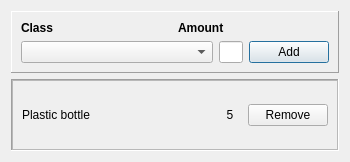
Qt form alertDialogBox.ui (grandonblake/littereye) before a commit.
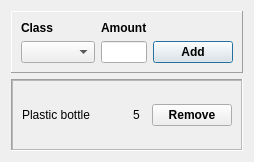
The same form after that commit.

Commit message: finally finished setAlert dialog

Diff of the .ui file:
```diff
--- a/alertDialogBox.ui
+++ b/alertDialogBox.ui
@@ -6,60 +6,37 @@
    <rect>
     <x>0</x>
     <y>0</y>
-    <width>350</width>
-    <height>124</height>
+    <width>254</width>
+    <height>120</height>
    </rect>
   </property>
   <property name="minimumSize">
    <size>
-    <width>350</width>
+    <width>0</width>
     <height>0</height>
    </size>
   </property>
   <property name="maximumSize">
    <size>
-    <width>350</width>
+    <width>16777215</width>
     <height>16777215</height>
    </size>
   </property>
   <property name="windowTitle">
    <string>Dialog</string>
   </property>
-  <layout class="QVBoxLayout" name="verticalLayout" stretch="0,0">
+  <layout class="QVBoxLayout" name="verticalLayout" stretch="2,8">
    <item>
     <widget class="QFrame" name="frame">
-     <property name="sizePolicy">
-      <sizepolicy hsizetype="Preferred" vsizetype="Fixed">
-       <horstretch>0</horstretch>
-       <verstretch>0</verstretch>
-      </sizepolicy>
-     </property>
      <property name="frameShape">
       <enum>QFrame::Panel</enum>
      </property>
      <property name="frameShadow">
       <enum>QFrame::Raised</enum>
      </property>
-     <layout class="QVBoxLayout" name="verticalLayout_2">
-      <item>
-       <layout class="QHBoxLayout" name="horizontalLayout" stretch="5,5">
-        <property name="sizeConstraint">
-         <enum>QLayout::SetDefaultConstraint</enum>
-        </property>
-        <item>
+     <layout class="QGridLayout" name="gridLayout" rowstretch="5,5" columnstretch="8,1,1">
+      <item row="0" column="0">
          <widget class="QLabel" name="label">
-          <property name="sizePolicy">
-           <sizepolicy hsizetype="Preferred" vsizetype="Preferred">
-            <horstretch>0</horstretch>
-            <verstretch>0</verstretch>
-           </sizepolicy>
-          </property>
-          <property name="minimumSize">
-           <size>
-            <width>0</width>
-            <height>0</height>
-           </size>
-          </property>
           <property name="font">
            <font>
             <pointsize>9</pointsize>
@@ -72,7 +49,7 @@
           </property>
          </widget>
         </item>
-        <item>
+      <item row="0" column="1">
          <widget class="QLabel" name="label_2">
           <property name="font">
            <font>
@@ -86,37 +63,19 @@
           </property>
          </widget>
         </item>
-       </layout>
+      <item row="1" column="0">
+       <widget class="QComboBox" name="comboBox"/>
       </item>
-      <item>
-       <layout class="QHBoxLayout" name="horizontalLayout_2" stretch="8,1,1">
-        <item>
-         <widget class="QComboBox" name="classComboBox">
-          <property name="sizePolicy">
-           <sizepolicy hsizetype="Preferred" vsizetype="Preferred">
-            <horstretch>0</horstretch>
-            <verstretch>0</verstretch>
-           </sizepolicy>
-          </property>
-         </widget>
-        </item>
-        <item>
-         <widget class="QLineEdit" name="amountLineEdit">
-          <property name="sizePolicy">
-           <sizepolicy hsizetype="Preferred" vsizetype="Preferred">
-            <horstretch>0</horstretch>
-            <verstretch>0</verstretch>
-           </sizepolicy>
-          </property>
-         </widget>
-        </item>
-        <item>
-         <widget class="QPushButton" name="addButton">
-          <property name="sizePolicy">
-           <sizepolicy hsizetype="Preferred" vsizetype="Preferred">
-            <horstretch>0</horstretch>
-            <verstretch>0</verstretch>
-           </sizepolicy>
+      <item row="1" column="1">
+       <widget class="QLineEdit" name="lineEdit"/>
+      </item>
+      <item row="1" column="2">
+       <widget class="QPushButton" name="pushButton">
+        <property name="font">
+         <font>
+          <weight>75</weight>
+          <bold>true</bold>
+         </font>
           </property>
           <property name="text">
            <string>Add</string>
@@ -124,8 +83,6 @@
          </widget>
         </item>
        </layout>
-      </item>
-     </layout>
     </widget>
    </item>
    <item>
@@ -136,7 +93,7 @@
      <property name="frameShadow">
       <enum>QFrame::Sunken</enum>
      </property>
-     <layout class="QGridLayout" name="gridLayout">
+     <layout class="QGridLayout" name="gridLayout_2">
       <property name="leftMargin">
        <number>0</number>
       </property>
@@ -151,9 +108,6 @@
       </property>
       <item row="0" column="0">
        <widget class="QScrollArea" name="scrollArea">
-        <property name="verticalScrollBarPolicy">
-         <enum>Qt::ScrollBarAsNeeded</enum>
-        </property>
         <property name="horizontalScrollBarPolicy">
          <enum>Qt::ScrollBarAlwaysOff</enum>
         </property>
@@ -165,27 +119,15 @@
           <rect>
            <x>0</x>
            <y>0</y>
-           <width>334</width>
+           <width>238</width>
            <height>52</height>
           </rect>
          </property>
-         <layout class="QVBoxLayout" name="verticalLayout_4">
+         <layout class="QVBoxLayout" name="verticalLayout_2">
           <item>
-           <layout class="QHBoxLayout" name="horizontalLayout_3" stretch="8,1,1">
+           <layout class="QHBoxLayout" name="horizontalLayout" stretch="8,1,1">
             <item>
              <widget class="QLabel" name="label_3">
-              <property name="sizePolicy">
-               <sizepolicy hsizetype="Preferred" vsizetype="Preferred">
-                <horstretch>0</horstretch>
-                <verstretch>0</verstretch>
-               </sizepolicy>
-              </property>
-              <property name="minimumSize">
-               <size>
-                <width>0</width>
-                <height>0</height>
-               </size>
-              </property>
               <property name="text">
                <string>Plastic bottle</string>
               </property>
@@ -196,13 +138,16 @@
               <property name="text">
                <string>5</string>
               </property>
-              <property name="alignment">
-               <set>Qt::AlignCenter</set>
-              </property>
              </widget>
             </item>
             <item>
              <widget class="QPushButton" name="pushButton_2">
+              <property name="font">
+               <font>
+                <weight>75</weight>
+                <bold>true</bold>
+               </font>
+              </property>
               <property name="text">
                <string>Remove</string>
               </property>
```
Left out of the diff: 2 changed lines with no effect on the pictures. Lines whose indentation alone changed are shown as unchanged. The commit also changes 4 other files.
